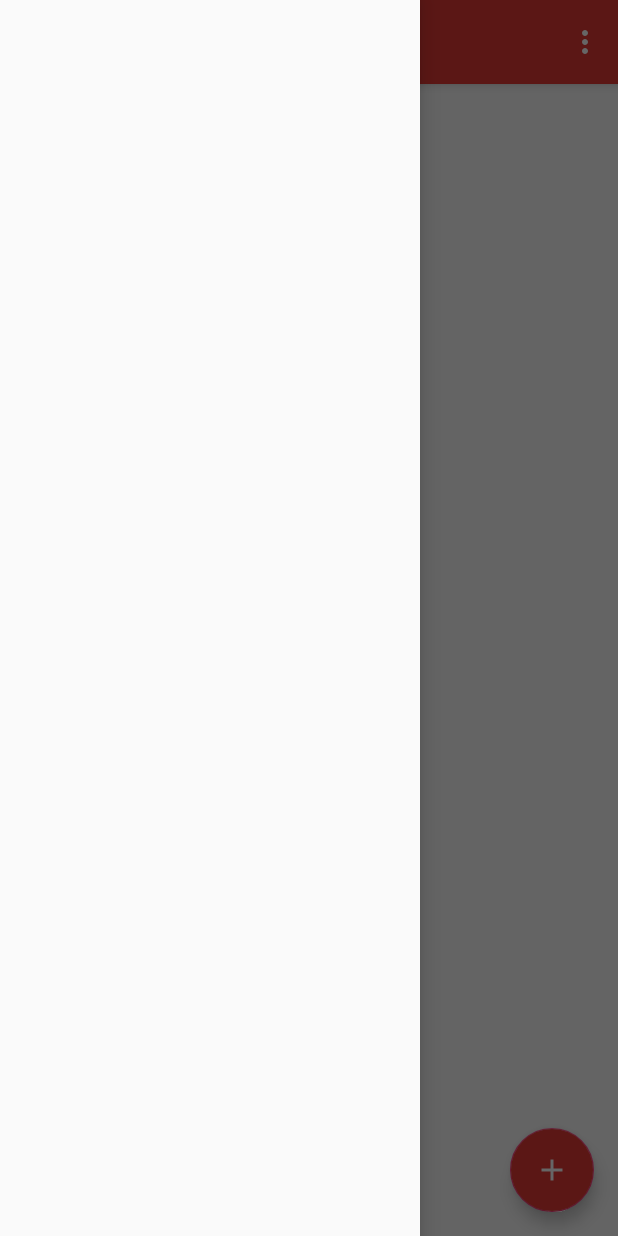
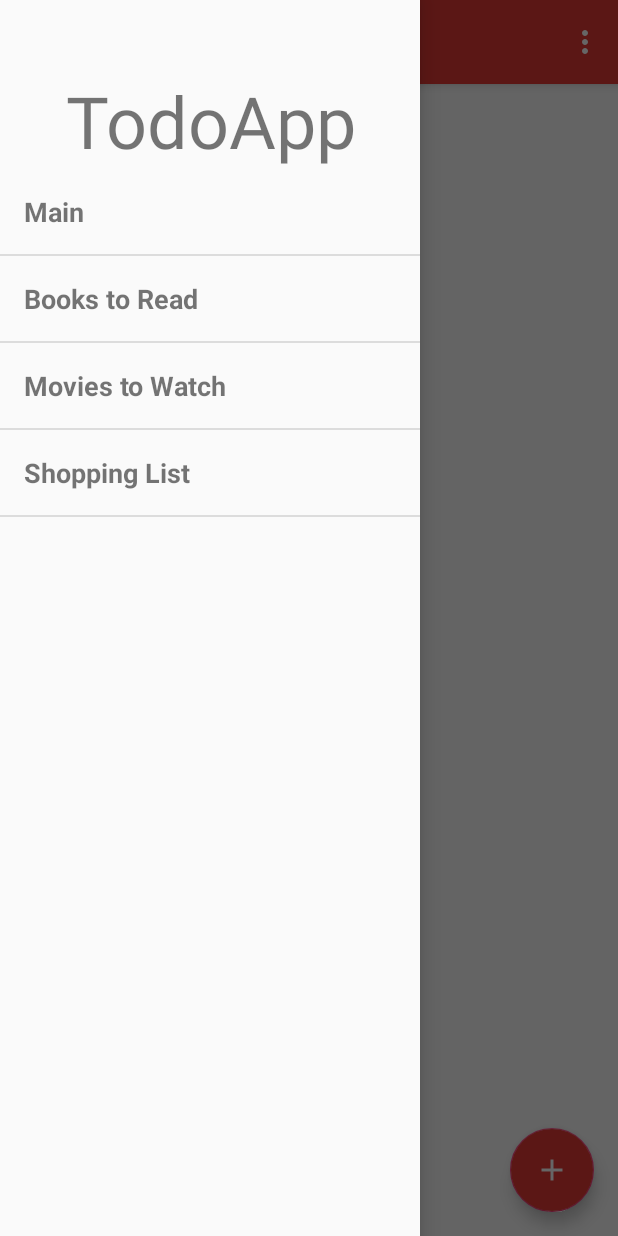
Before and after one commit to DaveRendell/TodoApp, an Android app: the screen it shows after launch (MainActivity), with the side drawer open, on a phone screen of 412 x 824 dp. Run offline under Robolectric (Android 15) with nearby library versions, the phone set to English and light mode, and no system bars; libraries missing offline, so code that uses them is left out: com.woxthebox.draglistview; 6 statements that could not run were skipped.

Commit message:
Add hardcoded list of lists to sidebar

```diff
--- a/app/src/main/java/com/dwrendell/todoapp/activities/MainActivity.java
+++ b/app/src/main/java/com/dwrendell/todoapp/activities/MainActivity.java
@@ -13,12 +13,18 @@ import android.support.v7.widget.Toolbar;
 import android.view.View;
 import android.view.Menu;
 import android.view.MenuItem;
+import android.widget.ArrayAdapter;
+import android.widget.ListAdapter;
+import android.widget.ListView;
 import android.widget.TextView;
 
 import com.dwrendell.todoapp.R;
 import com.dwrendell.todoapp.adapters.TodoItemAdapter;
 import com.dwrendell.todoapp.models.ToDoItem;
+import com.dwrendell.todoapp.models.TodoList;
 import com.dwrendell.todoapp.services.FileTodoService;
+import com.dwrendell.todoapp.services.HardcodedListService;
+import com.dwrendell.todoapp.services.ListService;
 import com.dwrendell.todoapp.services.ToDoService;
 import com.woxthebox.draglistview.DragListView;
 import com.woxthebox.draglistview.swipe.ListSwipeHelper;
@@ -29,6 +35,7 @@ import java.io.IOException;
 
 public class MainActivity extends AppCompatActivity {
     ToDoService toDoService;
+    ListService listService;
     TodoItemAdapter adapter;
     DragListView dragListView;
     private DrawerLayout drawerLayout;
@@ -48,6 +55,7 @@ public class MainActivity extends AppCompatActivity {
         }
 
         toDoService = new FileTodoService(file);
+        listService = new HardcodedListService();
 
         setContentView(R.layout.activity_main);
         Toolbar toolbar = findViewById(R.id.toolbar);
@@ -113,7 +121,9 @@ public class MainActivity extends AppCompatActivity {
         dragListView.setAdapter(adapter, true);
         dragListView.setCanDragHorizontally(false);
 
-
+        ListView menuItems = findViewById(R.id.lst_menu_items);
+        menuItems.setAdapter(new ArrayAdapter<>(
+                this, R.layout.menu_list_item, listService.getLists()));
 
     }
 
--- /dev/null
+++ b/app/src/main/java/com/dwrendell/todoapp/models/TodoList.java
@@ -0,0 +1,22 @@
+package com.dwrendell.todoapp.models;
+
+
+public class TodoList {
+    private String filename;
+
+    public TodoList(String filename) {
+        this.filename = filename;
+    }
+
+    public String getFilename() {
+        return filename;
+    }
+
+    public void setFilename(String filename) {
+        this.filename = filename;
+    }
+
+    public String toString() {
+        return filename;
+    }
+}
--- /dev/null
+++ b/app/src/main/java/com/dwrendell/todoapp/models/TodoListBuilder.java
@@ -0,0 +1,14 @@
+package com.dwrendell.todoapp.models;
+
+public class TodoListBuilder {
+    private String filename;
+
+    public TodoListBuilder setFilename(String filename) {
+        this.filename = filename;
+        return this;
+    }
+
+    public TodoList createTodoList() {
+        return new TodoList(filename);
+    }
+}
--- /dev/null
+++ b/app/src/main/java/com/dwrendell/todoapp/services/HardcodedListService.java
@@ -0,0 +1,19 @@
+package com.dwrendell.todoapp.services;
+
+import com.dwrendell.todoapp.models.TodoList;
+
+import java.util.ArrayList;
+import java.util.Arrays;
+import java.util.List;
+
+public class HardcodedListService implements ListService {
+    @Override
+    public List<TodoList> getLists() {
+        return new ArrayList<>(Arrays.asList(
+                new TodoList("Main"),
+                new TodoList("Books to Read"),
+                new TodoList("Movies to Watch"),
+                new TodoList("Shopping List")
+        ));
+    }
+}
--- /dev/null
+++ b/app/src/main/java/com/dwrendell/todoapp/services/ListService.java
@@ -0,0 +1,10 @@
+package com.dwrendell.todoapp.services;
+
+
+import com.dwrendell.todoapp.models.TodoList;
+
+import java.util.List;
+
+public interface ListService {
+    public List<TodoList> getLists();
+}
--- a/app/src/main/res/layout/activity_main.xml
+++ b/app/src/main/res/layout/activity_main.xml
@@ -44,5 +44,25 @@
         android:layout_width="wrap_content"
         android:layout_height="match_parent"
         android:layout_gravity="start"
-        android:fitsSystemWindows="true" />
+        android:fitsSystemWindows="true">
+        <LinearLayout
+            android:layout_width="match_parent"
+            android:layout_height="match_parent"
+            android:orientation="vertical"
+            android:paddingTop="48sp">
+
+            <TextView
+                android:layout_width="match_parent"
+                android:layout_height="wrap_content"
+                android:textAlignment="center"
+                android:textSize="48sp"
+                android:text="TodoApp"/>
+
+            <ListView
+                android:id="@+id/lst_menu_items"
+                android:layout_width="match_parent"
+                android:layout_height="0dp"
+                android:layout_weight="1" />
+        </LinearLayout>
+    </android.support.design.widget.NavigationView>
 </android.support.v4.widget.DrawerLayout>
--- /dev/null
+++ b/app/src/main/res/layout/menu_list_item.xml
@@ -0,0 +1,9 @@
+<?xml version="1.0" encoding="utf-8"?>
+<TextView xmlns:android="http://schemas.android.com/apk/res/android"
+    android:id="@+id/menu_list_item"
+    android:layout_width="match_parent"
+    android:layout_height="wrap_content"
+    android:text="Menu Item"
+    android:textSize="18sp"
+    android:textStyle="bold"
+    android:padding="16sp"/>
```
